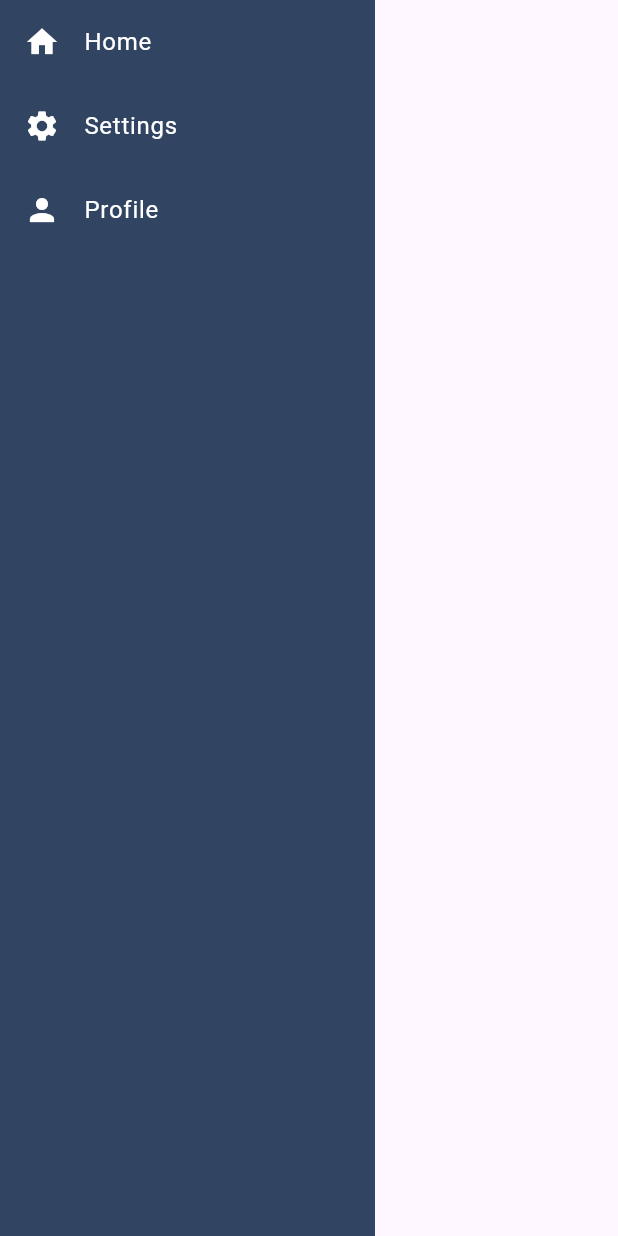
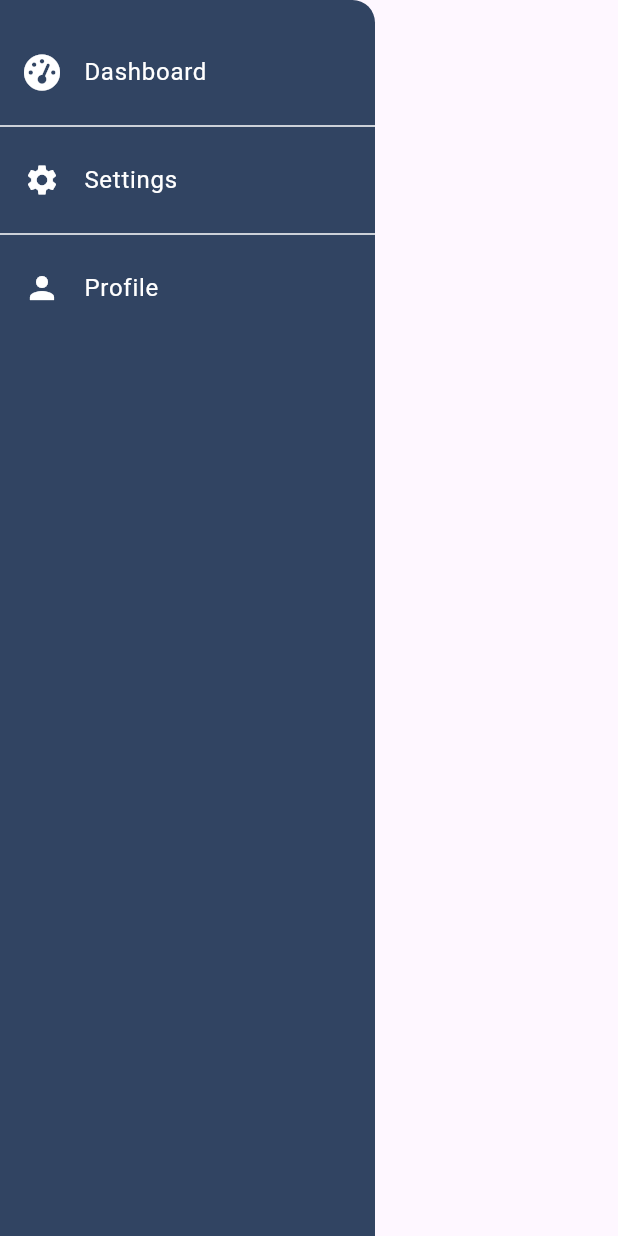
Before and after one commit to Ampaw24/SimmBackend, a Flutter app: the Sidebar widget shown alone on an empty page, opened directly, on a phone screen of 412 x 824 dp. Run offline on Flutter 3.47's test engine with Material 2 defaults, Android fonts, the phone set to English and light mode, and no system bars; our stand-ins replace font_awesome_flutter, google_fonts, sidebarx.

Commit message:
fontawesome added

```diff
--- a/lib/screens/lectureview/lecturedashboard.dart
+++ b/lib/screens/lectureview/lecturedashboard.dart
@@ -25,7 +25,7 @@ class _LecturerViewState extends State<LecturerView> {
           TopNavBar(),
              Container(
             width: 250.0,
-            height: 50,
+            height: 100,
             color: Colors.white,
           ),
           Expanded(
--- a/lib/utils/sidebar.dart
+++ b/lib/utils/sidebar.dart
@@ -2,26 +2,36 @@
 
 import 'package:flutter/material.dart';
 import 'package:simbackend/utils/colors.dart';
+import 'package:font_awesome_flutter/font_awesome_flutter.dart';
 
 class Sidebar extends StatelessWidget {
   @override
   Widget build(BuildContext context) {
     return Container(
+      decoration: BoxDecoration(
+          color: AppColor.mainBlueLight,
+        borderRadius: BorderRadius.only(
+          topRight: Radius.circular(15)
+        )
+      ),
       width: 250.0,
-      color: AppColor.mainBlueLight,
+
       child: Column(
         crossAxisAlignment: CrossAxisAlignment.start,
         mainAxisAlignment: MainAxisAlignment.start,
 
         children: [
+          SizedBox(height: 20,),
           ListTile(
-            leading: Icon(Icons.home, color: Colors.white),
-            title: Text('Home', style: TextStyle(color: Colors.white)),
+            leading: Icon(FontAwesomeIcons.tachometerAlt, color: Colors.white),
+            title: Text('Dashboard', style: TextStyle(color: Colors.white)),
           ),
+          Divider(color: Colors.white,),
           ListTile(
             leading: Icon(Icons.settings, color: Colors.white),
             title: Text('Settings', style: TextStyle(color: Colors.white)),
           ),
+           Divider(color: Colors.white,),
           ListTile(
             leading: Icon(Icons.person, color: Colors.white),
             title: Text('Profile', style: TextStyle(color: Colors.white)),
--- a/pubspec.yaml
+++ b/pubspec.yaml
@@ -33,9 +33,11 @@ dependencies:
   sidebarx: ^0.16.1
   google_fonts: ^5.1.0
 
+
   # The following adds the Cupertino Icons font to your application.
   # Use with the CupertinoIcons class for iOS style icons.
   cupertino_icons: ^1.0.2
+  font_awesome_flutter: ^10.5.0
 
 dev_dependencies:
   flutter_test:
```
Also changed, not shown: pubspec.lock.
